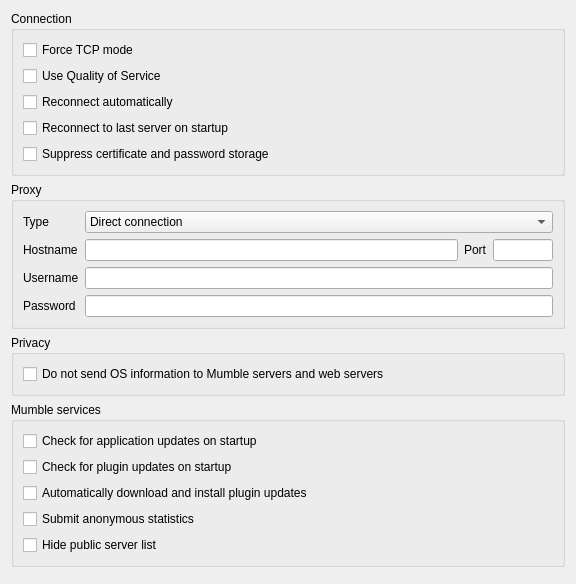
Old version of the form src/mumble/NetworkConfig.ui in the repository nicholas-lonsinger/mumble-macos.
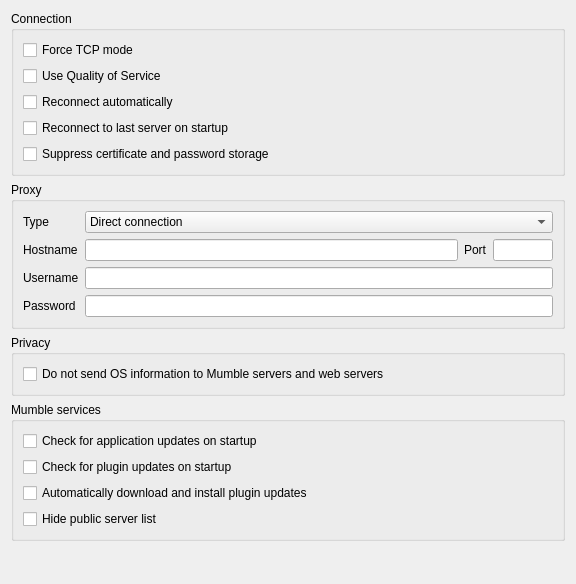
New version of the form. Custom widgets are drawn as their Qt base class.

Commit message: REMOVE: Drop LCD framework and Usage telemetry

Diff of the .ui file:
```diff
--- a/src/mumble/NetworkConfig.ui
+++ b/src/mumble/NetworkConfig.ui
@@ -367,19 +367,6 @@
         </property>
        </widget>
       </item>
-      <item>
-       <widget class="QCheckBox" name="qcbUsage">
-        <property name="toolTip">
-         <string>Submit anonymous statistics to the Mumble project</string>
-        </property>
-        <property name="whatsThis">
-         <string>&lt;b&gt;Submit anonymous statistics.&lt;/b&gt;&lt;br /&gt;Mumble has a small development team, and as such needs to focus its development where it is needed most. By submitting a bit of statistics you help the project determine where to focus development.</string>
-        </property>
-        <property name="text">
-         <string>Submit anonymous statistics</string>
-        </property>
-       </widget>
-      </item>
       <item>
        <widget class="QCheckBox" name="qcbDisablePublicList">
         <property name="enabled">
```
The commit also changes 29 other files.
